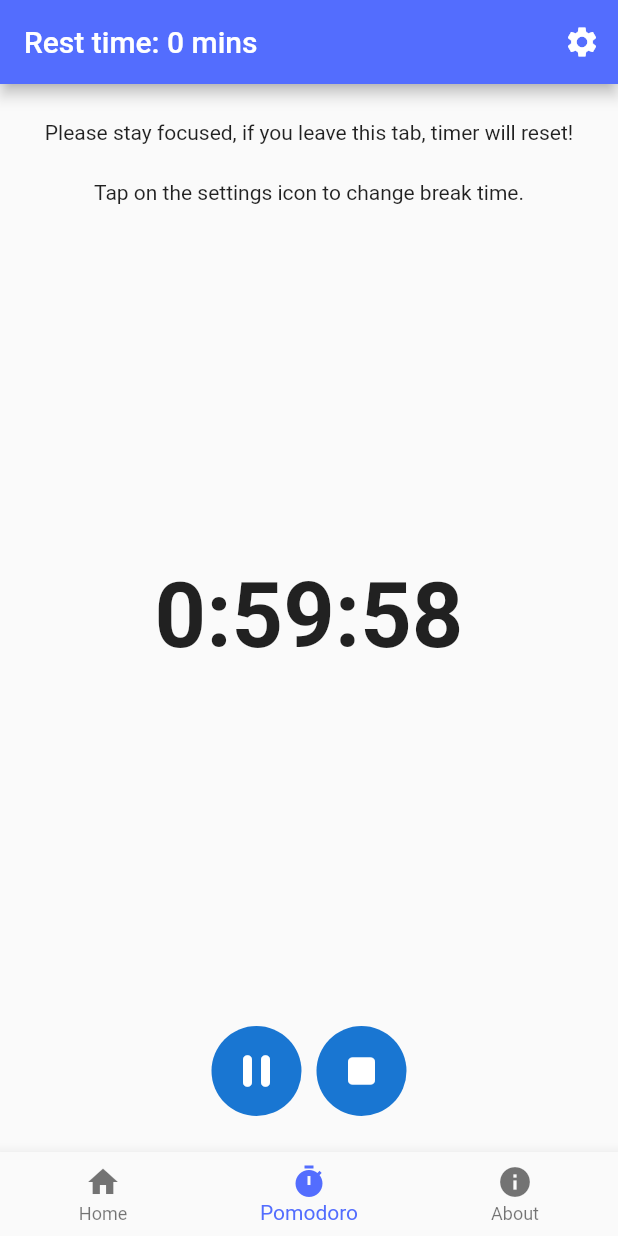
After one commit to hauchongtang/todoapp, a Flutter app: the screen it shows after launch, item 2 of the bottom bar chosen, after a tap on the "play arrow" icon, on a phone screen of 412 x 824 dp. The commit adds this screen. Run offline on Flutter 3.47's test engine with Material 2 defaults, Android fonts, the phone set to English and light mode, and no system bars; our stand-ins replace sqflite; missing offline and left inert: dart:html, flutter_ringtone_player, link_text; accounts and stored records are empty.

Commit message:
added timer for pomodoro

```diff
--- a/lib/database_impl.dart
+++ b/lib/database_impl.dart
@@ -1,7 +1,7 @@
-import 'package:flutter/cupertino.dart';
 import 'package:flutter/material.dart';
 import 'package:sqflite/sqflite.dart';
 import 'package:path/path.dart';
+import 'package:todoapp/models/breaktime_model.dart';
 import 'package:todoapp/models/todo_model.dart';
 
 import 'models/task_model.dart';
@@ -9,14 +9,15 @@ import 'models/task_model.dart';
 class DataBaseImpl {
   Future<Database> database() async {
     return openDatabase(
-      join(await getDatabasesPath(), 'data1.db'),
+      join(await getDatabasesPath(), 'data2.db'),
       onCreate: (db, version) async {
         await db.execute(
           "CREATE TABLE taskTable(id INTEGER PRIMARY KEY, title TEXT, description TEXT)",
         );
         await db.execute(
-            "CREATE TABLE todoTable(id INTEGER PRIMARY KEY, taskId INTEGER, title TEXT, isDone INTEGER)"
-          );
+            "CREATE TABLE todoTable(id INTEGER PRIMARY KEY, taskId INTEGER, title TEXT, isDone INTEGER)");
+        await db.execute(
+            "CREATE TABLE breaktimeTable(id INTEGER PRIMARY KEY, time INTEGER)");
       },
       version: 1,
     );
@@ -26,31 +27,34 @@ class DataBaseImpl {
     int taskId = 0;
     Database _db = await database();
     await _db
-        .insert('taskTable', taskModel.toMap(), conflictAlgorithm: ConflictAlgorithm.replace)
-        .then((value) => {
-          taskId = value
-    });
+        .insert('taskTable', taskModel.toMap(),
+            conflictAlgorithm: ConflictAlgorithm.replace)
+        .then((value) => {taskId = value});
     return taskId;
   }
 
   Future<void> updateTaskTitle(int? id, String? title) async {
     Database _db = await database();
-    await _db.rawUpdate("UPDATE taskTable SET title = '$title' WHERE id = '$id'");
+    await _db
+        .rawUpdate("UPDATE taskTable SET title = '$title' WHERE id = '$id'");
   }
 
   Future<void> updateTaskDesc(int? id, String? desc) async {
     Database _db = await database();
-    await _db.rawUpdate("UPDATE taskTable SET description = '$desc' WHERE id = '$id'");
+    await _db.rawUpdate(
+        "UPDATE taskTable SET description = '$desc' WHERE id = '$id'");
   }
 
   Future<void> updateIsDone(int? id, int? isDone) async {
     Database _db = await database();
-    await _db.rawUpdate("UPDATE todoTable SET isDone = '$isDone' WHERE id = '$id'");
+    await _db
+        .rawUpdate("UPDATE todoTable SET isDone = '$isDone' WHERE id = '$id'");
   }
 
   Future<void> insertTodo(TodoModel todoModel) async {
     Database _db = await database();
-    await _db.insert('todoTable', todoModel.toMap(), conflictAlgorithm: ConflictAlgorithm.replace);
+    await _db.insert('todoTable', todoModel.toMap(),
+        conflictAlgorithm: ConflictAlgorithm.replace);
   }
 
   Future<void> deleteTask(int? id) async {
@@ -68,10 +72,10 @@ class DataBaseImpl {
     Database _db = await database();
     List<Map<String, dynamic>> taskMap = await _db.query("taskTable");
     return List.generate(taskMap.length, (index) {
-      return TaskModel(id: taskMap[index]['id'],
+      return TaskModel(
+          id: taskMap[index]['id'],
           title: taskMap[index]['title'],
-        description: taskMap[index]['description']
-      );
+          description: taskMap[index]['description']);
     });
   }
 
@@ -84,8 +88,21 @@ class DataBaseImpl {
           id: todoMap[index]['id'],
           taskId: todoMap[index]['taskId'],
           title: todoMap[index]['title'],
-          isDone: todoMap[index]['isDone']
-      );
+          isDone: todoMap[index]['isDone']);
     });
   }
+
+  Future<void> insertBreakTime(int time) async {
+    Database _db = await database();
+    await _db.insert("breaktimeTable", BreakTimeModel(time: time).toMap(),
+        conflictAlgorithm: ConflictAlgorithm.replace);
   }
+
+  Future<int> getBreakTime() async {
+    Database _db = await database();
+    List<Map<String, dynamic>> timeMap =
+        await _db.rawQuery("SELECT * FROM breaktimeTable WHERE id = 1");
+
+    return timeMap[0]['time'];
+  }
+}
--- /dev/null
+++ b/lib/models/breaktime_model.dart
@@ -0,0 +1,8 @@
+class BreakTimeModel {
+  final int? time;
+  BreakTimeModel({this.time});
+
+  Map<String, dynamic> toMap() {
+    return {'id': 1, 'time': time};
+  }
+}
--- a/lib/screens/homepage.dart
+++ b/lib/screens/homepage.dart
@@ -1,10 +1,7 @@
 import 'package:flutter/material.dart';
 import 'package:todoapp/database_impl.dart';
-import 'package:todoapp/models/task_model.dart';
 import 'package:todoapp/screens/infoscreen.dart';
-import 'package:todoapp/screens/tasks.dart';
-import 'package:todoapp/widgets.dart';
-
+import 'package:todoapp/screens/timerpage.dart';
 import 'homescreen.dart';
 
 class Homepage extends StatefulWidget {
@@ -15,13 +12,14 @@ class Homepage extends StatefulWidget {
 }
 
 class _HomepageState extends State<Homepage> {
-
-  final DataBaseImpl _dbHelper = DataBaseImpl();
   int _selectedIdx = 0;
+  DataBaseImpl _dbHelper = DataBaseImpl();
+  int _time = 0;
 
   List<Widget> pages = <Widget>[
     const Home(),
-    const InfoPage()
+    const TimerPage(),
+    const InfoPage(),
   ];
 
   void _onItemTapped(int? index) {
@@ -32,25 +30,81 @@ class _HomepageState extends State<Homepage> {
 
   @override
   Widget build(BuildContext context) {
+    Widget currentWidget = pages[_selectedIdx];
+    List<Widget> actionList = [
+      IconButton(
+          icon: const Icon(Icons.settings),
+          onPressed: () {
+            showDialog(
+                context: context,
+                builder: (BuildContext ctx) {
+                  return AlertDialog(
+                    title: const Text("Change break time ?"),
+                    content: const Text("Please choose"),
+                    actions: [
+                      TextButton(
+                          onPressed: () async {
+                            await _dbHelper.insertBreakTime(300);
+                            setState(() {
+                              _time = 5;
+                            });
+                            Navigator.pop(ctx);
+                          },
+                          child: const Text("5 min")),
+                      TextButton(
+                          onPressed: () async {
+                            await _dbHelper.insertBreakTime(600);
+                            setState(() {
+                              _time = 10;
+                            });
+                            Navigator.pop(ctx);
+                          },
+                          child: const Text("10 min")),
+                      TextButton(
+                          onPressed: () async {
+                            await _dbHelper.insertBreakTime(900);
+                            setState(() {
+                              _time = 15;
+                            });
+                            Navigator.pop(ctx);
+                          },
+                          child: const Text("15 min")),
+                      TextButton(
+                          onPressed: () async {
+                            await _dbHelper.insertBreakTime(0);
+                            setState(() {
+                              _time = 0;
+                            });
+                            Navigator.pop(ctx);
+                          },
+                          child: const Text("What is rest?"))
+                    ],
+                  );
+                });
+          })
+    ];
+
     return Scaffold(
       appBar: AppBar(
-        title: Text("To Do"),
+        title: Text(_selectedIdx % pages.length != 1
+            ? "To Do"
+            : "Rest time: " + _time.toString() + " mins"),
         backgroundColor: Colors.indigoAccent,
+        actions: actionList,
       ),
-      body: pages[_selectedIdx],
+      body: currentWidget,
       bottomNavigationBar: BottomNavigationBar(
         selectedItemColor: Colors.indigoAccent,
-        currentIndex: _selectedIdx,
+        currentIndex: _selectedIdx % pages.length,
         onTap: _onItemTapped,
-        items: <BottomNavigationBarItem> [
-          const BottomNavigationBarItem(icon: Icon(
-            Icons.home,
-          ),
+        items: const <BottomNavigationBarItem>[
+          BottomNavigationBarItem(
+              icon: Icon(
+                Icons.home,
+              ),
               label: "Home"),
-          const BottomNavigationBarItem(icon: Icon(
-              Icons.info
-          ),
-              label: "About")
+          BottomNavigationBarItem(icon: Icon(Icons.timer), label: "Pomodoro"),
+          BottomNavigationBarItem(icon: Icon(Icons.info), label: "About")
         ],
       ),
     );
--- a/lib/screens/homescreen.dart
+++ b/lib/screens/homescreen.dart
@@ -68,7 +68,7 @@ class _HomeState extends State<Home> {
                   ],
                 ),
                 Positioned(
-                  bottom: 24.0,
+                  bottom: 8.0,
                   right: 0.0,
                   child: GestureDetector(
                     onTap: () {
--- /dev/null
+++ b/lib/screens/timerpage.dart
@@ -0,0 +1,137 @@
+import 'dart:html';
+
+import 'package:flutter/material.dart';
+import 'package:path/path.dart';
+import 'package:todoapp/database_impl.dart';
+import 'package:todoapp/widgets.dart';
+import 'package:flutter_ringtone_player/flutter_ringtone_player.dart';
+
+class TimerPage extends StatefulWidget {
+  const TimerPage({Key? key}) : super(key: key);
+
+  @override
+  _TimerState createState() => _TimerState();
+}
+
+class _TimerState extends State<TimerPage> with TickerProviderStateMixin {
+  late AnimationController controller;
+  bool isPlaying = false;
+  bool isBreak = false;
+
+  final DataBaseImpl _dbHelper = DataBaseImpl();
+
+  Map<int, List<int>> timings = {
+    0: [0],
+    1: [2100, 300],
+    2: [2100, 0],
+    3: [2100, 0]
+  };
+
+  String get countText {
+    Duration count = controller.duration! * controller.value;
+    return controller.isDismissed
+        ? '${controller.duration!.inHours}:${(controller.duration!.inMinutes % 60).toString().padLeft(2, '0')}:${(controller.duration!.inSeconds % 60).toString().padLeft(2, '0')}'
+        : '${count.inHours}:${(count.inMinutes % 60).toString().padLeft(2, '0')}:${(count.inSeconds % 60).toString().padLeft(2, '0')}';
+  }
+
+  double progress = 1.0;
+  int _time = 0;
+
+  @override
+  void initState() {
+    super.initState();
+    controller = AnimationController(
+        vsync: this, duration: const Duration(seconds: 3600));
+
+    controller.addListener(() {
+      if (controller.duration!.inSeconds == 3545) {
+        FlutterRingtonePlayer.playNotification();
+      }
+    });
+  }
+
+  @override
+  void dispose() {
+    controller.dispose();
+    super.dispose();
+  }
+
+  @override
+  Widget build(BuildContext context) {
+    return Scaffold(
+      body: Column(
+        mainAxisAlignment: MainAxisAlignment.center,
+        children: [
+          const Padding(
+            padding: EdgeInsets.only(top: 24.0, bottom: 0),
+            child: Text(
+                "Please stay focused, if you leave this tab, timer will reset!"),
+          ),
+          const Padding(
+              padding: EdgeInsets.symmetric(vertical: 24.0),
+              child: Text("Tap on the settings icon to change break time.")),
+          Expanded(
+            child: Stack(
+              children: [
+                Center(
+                  child: AnimatedBuilder(
+                    animation: controller,
+                    builder: (context, child) => AnimatedBuilder(
+                        animation: controller,
+                        builder: (context, build) {
+                          return Text(
+                            countText,
+                            style: const TextStyle(
+                                fontSize: 60, fontWeight: FontWeight.bold),
+                          );
+                        }),
+                  ),
+                ),
+                GestureDetector(
+                  onTap: () {},
+                ),
+              ],
+            ),
+          ),
+          Padding(
+            padding: const EdgeInsets.symmetric(vertical: 24.0),
+            child: Row(
+              mainAxisAlignment: MainAxisAlignment.center,
+              children: [
+                GestureDetector(
+                  onTap: () {
+                    if (controller.isAnimating) {
+                      controller.stop();
+                      setState(() {
+                        isPlaying = false;
+                      });
+                    } else {
+                      controller.reverse(
+                          from: controller.value == 0 ? 1.0 : controller.value);
+                      setState(() {
+                        isPlaying = true;
+                      });
+                    }
+                  },
+                  child: RoundButton(
+                      icon: isPlaying == true
+                          ? Icons.pause_rounded
+                          : Icons.play_arrow_rounded),
+                ),
+                GestureDetector(
+                  child: const RoundButton(icon: Icons.stop_rounded),
+                  onTap: () {
+                    controller.reset();
+                    setState(() {
+                      isPlaying = false;
+                    });
+                  },
+                )
+              ],
+            ),
+          ),
+        ],
+      ),
+    );
+  }
+}
--- a/lib/widgets.dart
+++ b/lib/widgets.dart
@@ -20,11 +20,8 @@ class TaskCardWidget extends StatelessWidget {
           color: Colors.white,
           borderRadius: BorderRadius.circular(20.0),
         ),
-        child: Column(
-            crossAxisAlignment: CrossAxisAlignment.start,
-            children: [
-              Text(
-                title ?? "NoName",
+        child: Column(crossAxisAlignment: CrossAxisAlignment.start, children: [
+          Text(title ?? "NoName",
               style: TextStyle(
                 fontSize: 20,
                 fontWeight: FontWeight.bold,
@@ -39,16 +36,12 @@ class TaskCardWidget extends StatelessWidget {
             ),
           ),
           Padding(
-                padding: const EdgeInsets.only(
-                  top: 4.0
-                ),
+            padding: const EdgeInsets.only(top: 4.0),
             child: Icon(
               Icons.insert_emoticon_rounded,
             ),
           )
-            ]
-        )
-    );
+        ]));
   }
 }
 
@@ -61,31 +54,21 @@ class CheckListWidget extends StatelessWidget {
   Widget build(BuildContext context) {
     return Container(
       child: Padding(
-        padding: const EdgeInsets.symmetric(
-          horizontal: 24.0,
-          vertical: 8.0
-        ),
+        padding: const EdgeInsets.symmetric(horizontal: 24.0, vertical: 8.0),
         child: Row(
           children: [
             Container(
               width: 20.0,
               height: 20.0,
-              margin: EdgeInsets.only(
-                right: 10.0
-              ),
-
+              margin: EdgeInsets.only(right: 10.0),
               decoration: BoxDecoration(
                   color: isDone == true ? Colors.indigo : Colors.transparent,
                   borderRadius: BorderRadius.circular(10.0),
-                border: isDone == true ? null : Border.all(
-                  color: Colors.black45,
-                  width: 1.5
-                )
-              ),
+                  border: isDone == true
+                      ? null
+                      : Border.all(color: Colors.black45, width: 1.5)),
               child: Image(
-                image: AssetImage(
-                  "assets/check_icon.png"
-                ),
+                image: AssetImage("assets/check_icon.png"),
               ),
             ),
             Flexible(
@@ -104,17 +87,20 @@ class CheckListWidget extends StatelessWidget {
   }
 }
 
-class DeleteUndoBar extends StatelessWidget {
-  const DeleteUndoBar({Key? key}) : super(key: key);
+class RoundButton extends StatelessWidget {
+  final IconData icon;
+
+  const RoundButton({required this.icon});
 
   @override
   Widget build(BuildContext context) {
-    return Container(
-      child: SnackBar(
-        content: Text("Task Deleted"),
-        action: SnackBarAction(
-          label: "Undo",
-          onPressed: () {},
+    return Padding(
+      padding: const EdgeInsets.symmetric(horizontal: 5.0),
+      child: CircleAvatar(
+        radius: 30.0,
+        child: Icon(
+          icon,
+          size: 36.0,
         ),
       ),
     );
--- a/pubspec.yaml
+++ b/pubspec.yaml
@@ -40,6 +40,7 @@ dependencies:
   path:
   link_text: ^0.2.0
   focused_menu: ^1.0.5
+  flutter_ringtone_player: ^3.1.1
 
 
 dev_dependencies:
```
Also changed, not shown: lib/screens/tasks.dart (+38 -52 lines), pubspec.lock, 1 other file. Lines whose indentation alone changed are shown as unchanged.
